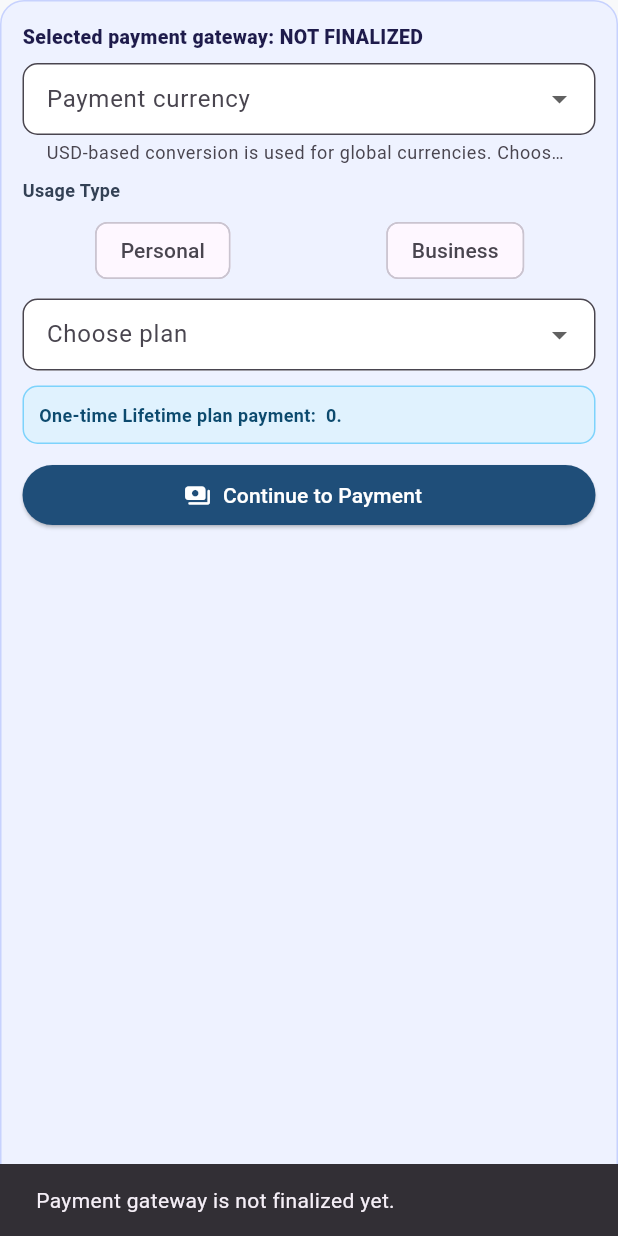
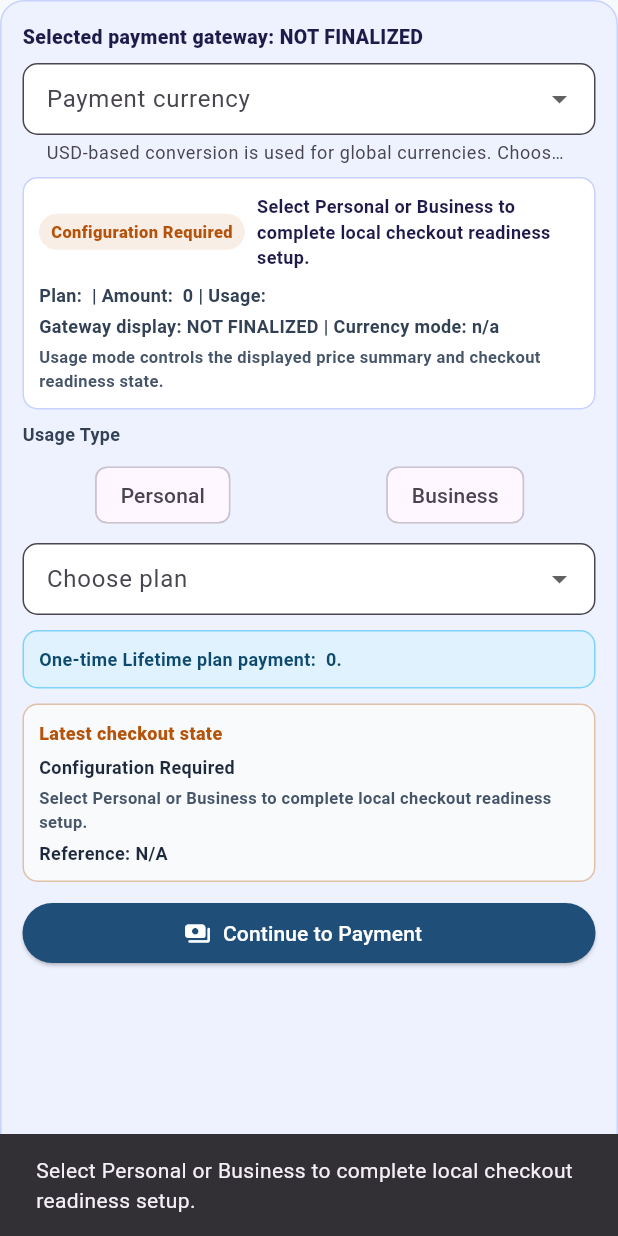
Before and after one commit to rajeshkhola-ry/jobready_india, a Flutter app: the _UserPaymentPanel widget shown alone on an empty page, opened directly with empty values, after a tap on "Continue to Payment", on a phone screen of 412 x 824 dp. Run offline on Flutter 3.47's test engine with Material 3 defaults, Android fonts, the phone set to English and light mode, and no system bars; our stand-ins replace file_picker, pdf; missing offline and left inert: docx_template, pdf_render, syncfusion_flutter_pdf, universal_html.

Commit message:
chore: complete V1.1 payment readiness checkpoint

```diff
--- a/lib/Pages/home_page_v2.dart
+++ b/lib/Pages/home_page_v2.dart
@@ -1853,7 +1853,7 @@
   }
 }
 
-class _UserPaymentPanel extends StatelessWidget {
+class _UserPaymentPanel extends StatefulWidget {
   final String activeGateway;
   final String selectedPlan;
   final String selectedCurrency;
@@ -1880,9 +1880,17 @@
     required this.onUsageTypeChanged,
   });
 
+  @override
+  State<_UserPaymentPanel> createState() => _UserPaymentPanelState();
+}
+
+class _UserPaymentPanelState extends State<_UserPaymentPanel> {
+  bool _submitting = false;
+  Map<String, dynamic>? _lastCheckoutResponse;
+
   double _monthlyForPlan(String plan) {
-    if (plan == 'Monthly') return monthlyAmount;
-    if (plan == 'Yearly') return yearlyAmount / 12;
+    if (plan == 'Monthly') return widget.monthlyAmount;
+    if (plan == 'Yearly') return widget.yearlyAmount / 12;
     return 0;
   }
 
@@ -1892,67 +1900,217 @@
 
   double _chargeAmountForPlan(String plan) {
     if (plan == '7Days') {
-      return sevenDayAmount;
+      return widget.sevenDayAmount;
     }
     if (plan == 'Lifetime') {
-      return lifetimePlanAmount;
+      return widget.lifetimePlanAmount;
     }
     if (plan == 'Yearly') {
-      return yearlyAmount;
+      return widget.yearlyAmount;
     }
     if (plan == 'Monthly') {
-      return monthlyAmount;
+      return widget.monthlyAmount;
     }
     return 0;
   }
 
+  Map<String, dynamic> _readiness() {
+    return ApiService.buildPaymentReadiness(
+      gateway: widget.activeGateway,
+      planId: widget.selectedPlan,
+      amount: _chargeAmountForPlan(widget.selectedPlan),
+      currency: widget.selectedCurrency,
+      usageType: widget.usageType,
+    );
+  }
+
   Future<void> _continueToPayment(BuildContext context) async {
-    if (activeGateway.trim().isEmpty) {
+    final readiness = _readiness();
+    final readinessStatus = readiness['status']?.toString() ?? 'configuration_required';
+    if (readinessStatus == 'configuration_required') {
+      setState(() {
+        _lastCheckoutResponse = {
+          ...readiness,
+          'selected_plan': widget.selectedPlan,
+          'checkout_state': 'configuration_required',
+        };
+      });
       ScaffoldMessenger.of(context).showSnackBar(
-        const SnackBar(content: Text('Payment gateway is not finalized yet.')),
+        SnackBar(content: Text(readiness['message']?.toString() ?? 'Configuration is still required.')),
       );
       return;
     }
 
-    if (usageType == null) {
+    if (readinessStatus == 'unavailable') {
+      setState(() {
+        _lastCheckoutResponse = {
+          ...readiness,
+          'selected_plan': widget.selectedPlan,
+          'checkout_state': 'unavailable',
+        };
+      });
       ScaffoldMessenger.of(context).showSnackBar(
-        const SnackBar(content: Text('Please select Personal or Business first.')),
+        SnackBar(content: Text(readiness['message']?.toString() ?? 'Checkout is unavailable for this selection.')),
       );
       return;
     }
 
-    if (selectedPlan == 'Free') {
+    setState(() {
+      _submitting = true;
+    });
+
+    try {
+      if (!mounted || !context.mounted) {
+        return;
+      }
+
+      setState(() {
+        _lastCheckoutResponse = {
+          ...readiness,
+          'selected_plan': widget.selectedPlan,
+          'checkout_state': 'ready_for_integration',
+          'status': 'ready_for_integration',
+          'label': 'Ready for Integration',
+          'message': 'Checkout readiness confirmed in local UI state only. No live gateway call was made.',
+          'order_id': 'UI-ONLY-CHECKPOINT',
+          'checkout_url': 'Not generated in UI-only checkpoint',
+        };
+      });
+
+      const message = 'Local readiness saved. No live checkout action was performed.';
       ScaffoldMessenger.of(context).showSnackBar(
-        const SnackBar(content: Text('Free plan is free forever. No payment required.')),
+        const SnackBar(content: Text(message)),
       );
-      return;
-    }
-
-    final amount = _chargeAmountForPlan(selectedPlan);
-    final order = await ApiService.createPaymentOrder(
-      gateway: activeGateway,
-      planId: selectedPlan.toLowerCase().replaceAll(' ', '_'),
-      amount: amount,
-      currency: selectedCurrency,
-      customerEmail: PublicBrandConfig.supportEmail,
-      customerName: 'JOBREADY User',
-      metadata: {
-        'source': 'v2_payment_panel',
-        'display_currency': selectedCurrency,
-        'usage_type': usageType,
-        'billing_model': _isSubscriptionPlan(selectedPlan) ? 'annual_10_for_12' : 'one_time',
-        'billing_months': _isSubscriptionPlan(selectedPlan) ? 12 : 0,
-        'payable_months': _isSubscriptionPlan(selectedPlan) ? 10 : 1,
-      },
-    );
-
-    if (!context.mounted) {
-      return;
-    }
-
-    final message = order['message']?.toString() ?? 'Payment request created.';
-    ScaffoldMessenger.of(context).showSnackBar(
-      SnackBar(content: Text('Gateway ${activeGateway.toUpperCase()}: $message')),
+    } finally {
+      if (mounted) {
+        setState(() {
+          _submitting = false;
+        });
+      }
+    }
+  }
+
+  Color _statusColor(String status) {
+    switch (status) {
+      case 'ready_for_integration':
+        return const Color(0xFF166534);
+      case 'configuration_required':
+        return const Color(0xFFB45309);
+      default:
+        return const Color(0xFFB91C1C);
+    }
+  }
+
+  Widget _buildReadinessCard() {
+    final readiness = _readiness();
+    final status = readiness['status']?.toString() ?? 'blocked';
+    final statusColor = _statusColor(status);
+    final amount = _chargeAmountForPlan(widget.selectedPlan);
+
+    return Container(
+      width: double.infinity,
+      padding: const EdgeInsets.all(10),
+      decoration: BoxDecoration(
+        color: Colors.white,
+        borderRadius: BorderRadius.circular(10),
+        border: Border.all(color: const Color(0xFFC7D2FE)),
+      ),
+      child: Column(
+        crossAxisAlignment: CrossAxisAlignment.start,
+        children: [
+          Row(
+            children: [
+              Container(
+                padding: const EdgeInsets.symmetric(horizontal: 8, vertical: 4),
+                decoration: BoxDecoration(
+                  color: statusColor.withValues(alpha: 0.10),
+                  borderRadius: BorderRadius.circular(999),
+                ),
+                child: Text(
+                  readiness['label']?.toString() ?? status.toUpperCase(),
+                  style: TextStyle(
+                    fontSize: 11,
+                    fontWeight: FontWeight.w800,
+                    color: statusColor,
+                  ),
+                ),
+              ),
+              const SizedBox(width: 8),
+              Expanded(
+                child: Text(
+                  readiness['message']?.toString() ?? 'Payment readiness unavailable.',
+                  style: const TextStyle(
+                    fontSize: 12,
+                    fontWeight: FontWeight.w700,
+                    color: Color(0xFF1E1B4B),
+                  ),
+                ),
+              ),
+            ],
+          ),
+          const SizedBox(height: 8),
+          Text(
+            'Plan: ${widget.selectedPlan} | Amount: ${_formatCurrencyAmount(amount, widget.selectedCurrency)} | Usage: ${widget.usageType ?? 'NOT SELECTED'}',
+            style: const TextStyle(fontSize: 12, fontWeight: FontWeight.w600, color: Color(0xFF334155)),
+          ),
+          const SizedBox(height: 4),
+          Text(
+            'Gateway display: ${widget.activeGateway.trim().isEmpty ? 'NOT FINALIZED' : widget.activeGateway.toUpperCase()} | Currency mode: ${readiness['currency_mode']?.toString() ?? 'n/a'}',
+            style: const TextStyle(fontSize: 12, fontWeight: FontWeight.w600, color: Color(0xFF334155)),
+          ),
+          const SizedBox(height: 4),
+          Text(
+            readiness['fallback']?.toString() ?? 'No fallback note available.',
+            style: const TextStyle(fontSize: 11, fontWeight: FontWeight.w600, color: Color(0xFF475569)),
+          ),
+        ],
+      ),
+    );
+  }
+
+  Widget _buildCheckoutResponseCard() {
+    final response = _lastCheckoutResponse;
+    if (response == null) {
+      return const SizedBox.shrink();
+    }
+
+    final status = response['status']?.toString() ?? 'unknown';
+    final statusColor = _statusColor(status);
+    final reference = response['order_id']?.toString() ?? 'N/A';
+    final summary = response['message']?.toString() ?? 'No local checkout summary available.';
+
+    return Container(
+      width: double.infinity,
+      padding: const EdgeInsets.all(10),
+      decoration: BoxDecoration(
+        color: const Color(0xFFF8FAFC),
+        borderRadius: BorderRadius.circular(10),
+        border: Border.all(color: statusColor.withValues(alpha: 0.35)),
+      ),
+      child: Column(
+        crossAxisAlignment: CrossAxisAlignment.start,
+        children: [
+          Text(
+            'Latest checkout state',
+            style: TextStyle(fontSize: 12, fontWeight: FontWeight.w800, color: statusColor),
+          ),
+          const SizedBox(height: 6),
+          Text(
+            response['label']?.toString() ?? status.toUpperCase(),
+            style: const TextStyle(fontSize: 12, fontWeight: FontWeight.w700, color: Color(0xFF1E293B)),
+          ),
+          const SizedBox(height: 4),
+          Text(
+            summary,
+            style: const TextStyle(fontSize: 11, fontWeight: FontWeight.w600, color: Color(0xFF475569)),
+          ),
+          const SizedBox(height: 4),
+          Text(
+            'Reference: $reference',
+            style: const TextStyle(fontSize: 12, fontWeight: FontWeight.w700, color: Color(0xFF1E293B)),
+          ),
+        ],
+      ),
     );
   }
 
@@ -1970,7 +2128,7 @@
         crossAxisAlignment: CrossAxisAlignment.start,
         children: [
           Text(
-            'Selected payment gateway: ${activeGateway.trim().isEmpty ? 'NOT FINALIZED' : activeGateway.toUpperCase()}',
+            'Selected payment gateway: ${widget.activeGateway.trim().isEmpty ? 'NOT FINALIZED' : widget.activeGateway.toUpperCase()}',
             style: const TextStyle(
               fontSize: 13,
               fontWeight: FontWeight.w800,
@@ -1979,7 +2137,7 @@
           ),
           const SizedBox(height: 8),
           DropdownButtonFormField<String>(
-            initialValue: selectedCurrency,
+            initialValue: widget.selectedCurrency,
             isExpanded: true,
             items: _paymentCurrencyLabels.entries
                 .map(
@@ -1995,7 +2153,7 @@
                 .toList(growable: false),
             onChanged: (value) {
               if (value != null) {
-                onCurrencyChanged(value);
+                widget.onCurrencyChanged(value);
               }
             },
             decoration: InputDecoration(
@@ -2008,6 +2166,8 @@
             ),
           ),
           const SizedBox(height: 8),
+          _buildReadinessCard(),
+          const SizedBox(height: 8),
           const Text(
             'Usage Type',
             style: TextStyle(
@@ -2022,23 +2182,23 @@
               Expanded(
                 child: ChoiceChip(
                   label: const Text('Personal'),
-                  selected: usageType == 'Personal',
-                  onSelected: (_) => onUsageTypeChanged('Personal'),
+                  selected: widget.usageType == 'Personal',
+                  onSelected: (_) => widget.onUsageTypeChanged('Personal'),
                 ),
               ),
               const SizedBox(width: 8),
               Expanded(
                 child: ChoiceChip(
                   label: const Text('Business'),
-                  selected: usageType == 'Business',
-                  onSelected: (_) => onUsageTypeChanged('Business'),
+                  selected: widget.usageType == 'Business',
+                  onSelected: (_) => widget.onUsageTypeChanged('Business'),
                 ),
               ),
             ],
           ),
           const SizedBox(height: 8),
           DropdownButtonFormField<String>(
-            initialValue: selectedPlan,
+            initialValue: widget.selectedPlan,
             isExpanded: true,
             items: [
               const DropdownMenuItem(
@@ -2052,7 +2212,7 @@
               DropdownMenuItem(
                 value: '7Days',
                 child: Text(
-                  '7 DAYS - ${_formatCurrencyAmount(sevenDayAmount, selectedCurrency)}',
+                  '7 DAYS - ${_formatCurrencyAmount(widget.sevenDayAmount, widget.selectedCurrency)}',
                   maxLines: 1,
                   overflow: TextOverflow.ellipsis,
                 ),
@@ -2060,7 +2220,7 @@
               DropdownMenuItem(
                 value: 'Monthly',
                 child: Text(
-                  'MONTHLY - ${_formatCurrencyAmount(monthlyAmount, selectedCurrency)}/month',
+                  'MONTHLY - ${_formatCurrencyAmount(widget.monthlyAmount, widget.selectedCurrency)}/month',
                   maxLines: 1,
                   overflow: TextOverflow.ellipsis,
                 ),
@@ -2068,7 +2228,7 @@
               DropdownMenuItem(
                 value: 'Yearly',
                 child: Text(
-                  'YEARLY - ${_formatCurrencyAmount(yearlyAmount, selectedCurrency)}/year ⭐',
+                  'YEARLY - ${_formatCurrencyAmount(widget.yearlyAmount, widget.selectedCurrency)}/year ⭐',
                   maxLines: 1,
                   overflow: TextOverflow.ellipsis,
                 ),
@@ -2076,7 +2236,7 @@
               DropdownMenuItem(
                 value: 'Lifetime',
                 child: Text(
-                  'LIFETIME - ${_formatCurrencyAmount(lifetimePlanAmount, selectedCurrency)} one-time',
+                  'LIFETIME - ${_formatCurrencyAmount(widget.lifetimePlanAmount, widget.selectedCurrency)} one-time',
                   maxLines: 1,
                   overflow: TextOverflow.ellipsis,
                 ),
@@ -2084,7 +2244,7 @@
             ],
             onChanged: (value) {
               if (value != null) {
-                onPlanChanged(value);
+                widget.onPlanChanged(value);
               }
             },
             decoration: InputDecoration(
@@ -2096,7 +2256,7 @@
             ),
           ),
           const SizedBox(height: 10),
-          if (selectedPlan != 'Basic')
+          if (widget.selectedPlan != 'Basic')
             Container(
               width: double.infinity,
               padding: const EdgeInsets.all(10),
@@ -2106,11 +2266,11 @@
                 border: Border.all(color: const Color(0xFF7DD3FC)),
               ),
               child: Text(
-                selectedPlan == '7Days'
-                    ? 'Short access plan selected: ${_formatCurrencyAmount(sevenDayAmount, selectedCurrency)} for 7-day use.'
-                    : _isSubscriptionPlan(selectedPlan)
-                        ? 'Offer active: Pay for 10 months (${_formatCurrencyAmount(_monthlyForPlan(selectedPlan) * 10, selectedCurrency)}) and get 12 months access.'
-                        : 'One-time Lifetime plan payment: ${_formatCurrencyAmount(lifetimePlanAmount, selectedCurrency)}.',
+                widget.selectedPlan == '7Days'
+                    ? 'Short access plan selected: ${_formatCurrencyAmount(widget.sevenDayAmount, widget.selectedCurrency)} for 7-day use.'
+                    : _isSubscriptionPlan(widget.selectedPlan)
+                        ? 'Offer active: Pay for 10 months (${_formatCurrencyAmount(_monthlyForPlan(widget.selectedPlan) * 10, widget.selectedCurrency)}) and get 12 months access.'
+                        : 'One-time Lifetime plan payment: ${_formatCurrencyAmount(widget.lifetimePlanAmount, widget.selectedCurrency)}.',
                 style: const TextStyle(
                   fontSize: 12,
                   fontWeight: FontWeight.w700,
@@ -2118,13 +2278,17 @@
                 ),
               ),
             ),
-          if (selectedPlan != 'Basic') const SizedBox(height: 10),
+          if (widget.selectedPlan != 'Basic') const SizedBox(height: 10),
+          if (_lastCheckoutResponse != null) ...[
+            _buildCheckoutResponseCard(),
+            const SizedBox(height: 10),
+          ],
           SizedBox(
             width: double.infinity,
             child: ElevatedButton.icon(
-              onPressed: () => _continueToPayment(context),
+              onPressed: _submitting ? null : () => _continueToPayment(context),
               icon: const Icon(Icons.payments_rounded),
-              label: const Text('Continue to Payment'),
+              label: Text(_submitting ? 'Creating Checkout...' : 'Continue to Payment'),
               style: ElevatedButton.styleFrom(
                 backgroundColor: const Color(0xFF1F4E79),
                 foregroundColor: Colors.white,
--- a/lib/Services/api_config.dart
+++ b/lib/Services/api_config.dart
@@ -345,6 +345,62 @@
 class ApiService {
   static const String logTag = 'ApiService';
   static String? _activePaymentGatewayOverride;
+
+  static Map<String, dynamic> buildPaymentReadiness({
+    required String gateway,
+    required String planId,
+    required double amount,
+    required String currency,
+    String? usageType,
+  }) {
+    final normalizedGateway = gateway.toLowerCase().trim();
+    final normalizedPlan = planId.trim();
+    final normalizedCurrency = currency.toUpperCase().trim();
+    final normalizedUsageType = usageType?.trim();
+
+    if (normalizedUsageType == null || normalizedUsageType.isEmpty) {
+      return {
+        'status': 'configuration_required',
+        'label': 'Configuration Required',
+        'message': 'Select Personal or Business to complete local checkout readiness setup.',
+        'fallback': 'Usage mode controls the displayed price summary and checkout readiness state.',
+        'gateway': normalizedGateway,
+        'currency': normalizedCurrency,
+      };
+    }
+
+    if (normalizedPlan.isEmpty || normalizedPlan == 'Free') {
+      return {
+        'status': 'unavailable',
+        'label': 'Unavailable',
+        'message': 'Free plan selected. Paid checkout remains inactive until a paid plan is chosen.',
+        'fallback': 'Choose a paid plan to move this panel into integration-ready state.',
+        'gateway': normalizedGateway,
+        'currency': normalizedCurrency,
+        'billing_model': 'free',
+      };
+    }
+
+    final subscriptionPlan = normalizedPlan == 'Monthly' || normalizedPlan == 'Yearly';
+    final convertedCurrency = normalizedCurrency != 'INR';
+
+    return {
+      'status': 'ready_for_integration',
+      'label': 'Ready for Integration',
+      'message': 'Local checkout state is complete and ready for a future gateway connection.',
+      'fallback': 'This checkpoint records UI readiness only. No live checkout action is performed.',
+      'gateway': normalizedGateway,
+      'plan_id': normalizedPlan.toLowerCase().replaceAll(' ', '_'),
+      'display_plan': normalizedPlan,
+      'currency': normalizedCurrency,
+      'amount': amount,
+      'usage_type': normalizedUsageType,
+      'billing_model': subscriptionPlan ? 'annual_10_for_12' : 'one_time',
+      'billing_months': subscriptionPlan ? 12 : 1,
+      'payable_months': subscriptionPlan ? 10 : 1,
+      'currency_mode': convertedCurrency ? 'usd_converted_display' : 'india_rate_card',
+    };
+  }
 
   static String getActivePaymentGateway() {
     return (_activePaymentGatewayOverride ??
```
Also changed, not shown: 3 other files.
